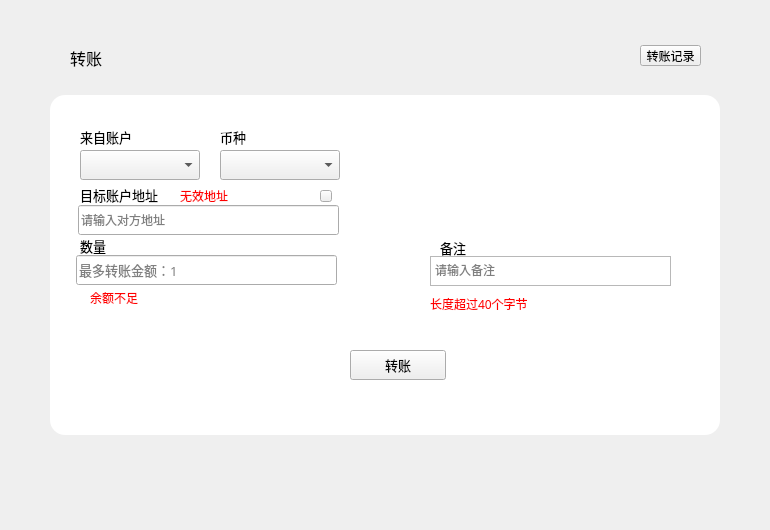
First picture: the form in LNKWallet/transfer/transferpage.ui, repository HcashOrg/hx-indicator, before the edit.
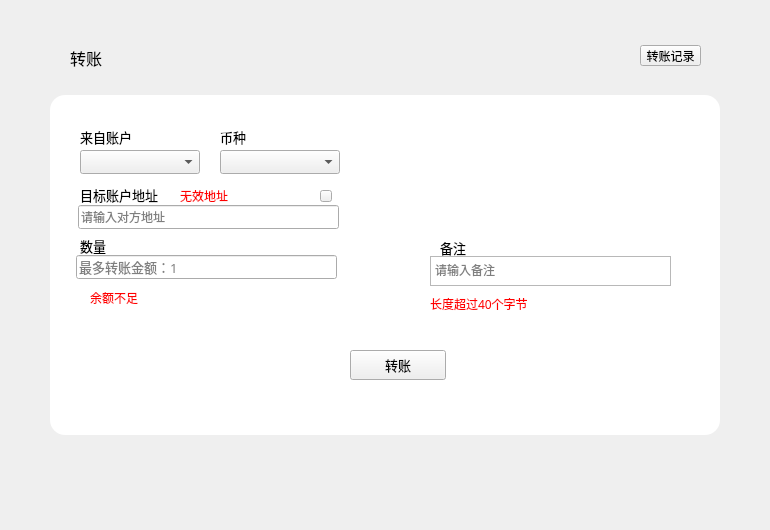
Second picture: the form after the edit.

The edit to the form file:
```diff
--- a/LNKWallet/transfer/transferpage.ui
+++ b/LNKWallet/transfer/transferpage.ui
@@ -143,7 +143,7 @@
      <x>76</x>
      <y>255</y>
      <width>261</width>
-     <height>30</height>
+     <height>24</height>
     </rect>
    </property>
    <property name="font">
@@ -233,7 +233,7 @@
      <x>80</x>
      <y>150</y>
      <width>120</width>
-     <height>30</height>
+     <height>24</height>
     </rect>
    </property>
    <property name="font">
@@ -256,7 +256,7 @@
      <x>78</x>
      <y>205</y>
      <width>261</width>
-     <height>30</height>
+     <height>24</height>
     </rect>
    </property>
    <property name="contextMenuPolicy">
@@ -294,7 +294,7 @@
      <x>220</x>
      <y>150</y>
      <width>120</width>
-     <height>30</height>
+     <height>24</height>
     </rect>
    </property>
    <property name="font">
```
